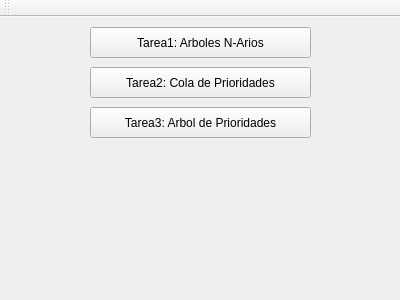
First picture: the form in mainwindow.ui, repository rNexeR/Estructura-Works-P2-NR, before the edit.
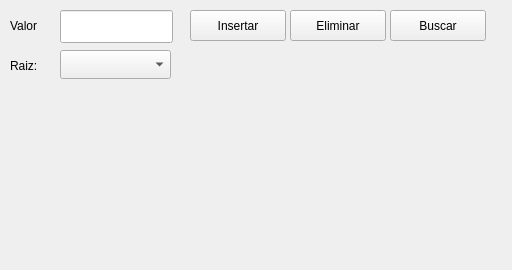
Second picture: the form after the edit.

The edit to the form file:
```diff
--- a/mainwindow.ui
+++ b/mainwindow.ui
@@ -6,62 +6,100 @@
    <rect>
     <x>0</x>
     <y>0</y>
-    <width>400</width>
-    <height>300</height>
+    <width>512</width>
+    <height>270</height>
    </rect>
   </property>
   <property name="windowTitle">
    <string>MainWindow</string>
   </property>
   <widget class="QWidget" name="centralWidget">
+   <widget class="QLabel" name="label">
+    <property name="geometry">
+     <rect>
+      <x>10</x>
+      <y>10</y>
+      <width>51</width>
+      <height>31</height>
+     </rect>
+    </property>
+    <property name="text">
+     <string>Valor</string>
+    </property>
+   </widget>
+   <widget class="QLineEdit" name="txtValor">
+    <property name="geometry">
+     <rect>
+      <x>60</x>
+      <y>10</y>
+      <width>113</width>
+      <height>33</height>
+     </rect>
+    </property>
+   </widget>
+   <widget class="QComboBox" name="Raiz">
+    <property name="geometry">
+     <rect>
+      <x>60</x>
+      <y>50</y>
+      <width>111</width>
+      <height>29</height>
+     </rect>
+    </property>
+   </widget>
+   <widget class="QLabel" name="label_2">
+    <property name="geometry">
+     <rect>
+      <x>10</x>
+      <y>50</y>
+      <width>51</width>
+      <height>31</height>
+     </rect>
+    </property>
+    <property name="text">
+     <string>Raiz:</string>
+    </property>
+   </widget>
    <widget class="QPushButton" name="pushButton">
     <property name="geometry">
      <rect>
-      <x>90</x>
+      <x>190</x>
       <y>10</y>
-      <width>221</width>
+      <width>96</width>
       <height>31</height>
      </rect>
     </property>
     <property name="text">
-     <string>Tarea1: Arboles N-Arios</string>
+     <string>Insertar</string>
     </property>
    </widget>
    <widget class="QPushButton" name="pushButton_2">
     <property name="geometry">
      <rect>
-      <x>90</x>
-      <y>50</y>
-      <width>221</width>
+      <x>290</x>
+      <y>10</y>
+      <width>96</width>
       <height>31</height>
      </rect>
     </property>
     <property name="text">
-     <string>Tarea2: Cola de Prioridades</string>
+     <string>Eliminar</string>
     </property>
    </widget>
    <widget class="QPushButton" name="pushButton_3">
     <property name="geometry">
      <rect>
-      <x>90</x>
-      <y>90</y>
-      <width>221</width>
+      <x>390</x>
+      <y>10</y>
+      <width>96</width>
       <height>31</height>
      </rect>
     </property>
     <property name="text">
-     <string>Tarea3: Arbol de Prioridades</string>
+     <string>Buscar</string>
     </property>
    </widget>
   </widget>
-  <widget class="QToolBar" name="mainToolBar">
-   <attribute name="toolBarArea">
-    <enum>TopToolBarArea</enum>
-   </attribute>
-   <attribute name="toolBarBreak">
-    <bool>false</bool>
-   </attribute>
-  </widget>
  </widget>
  <layoutdefault spacing="6" margin="11"/>
  <resources/>
```
